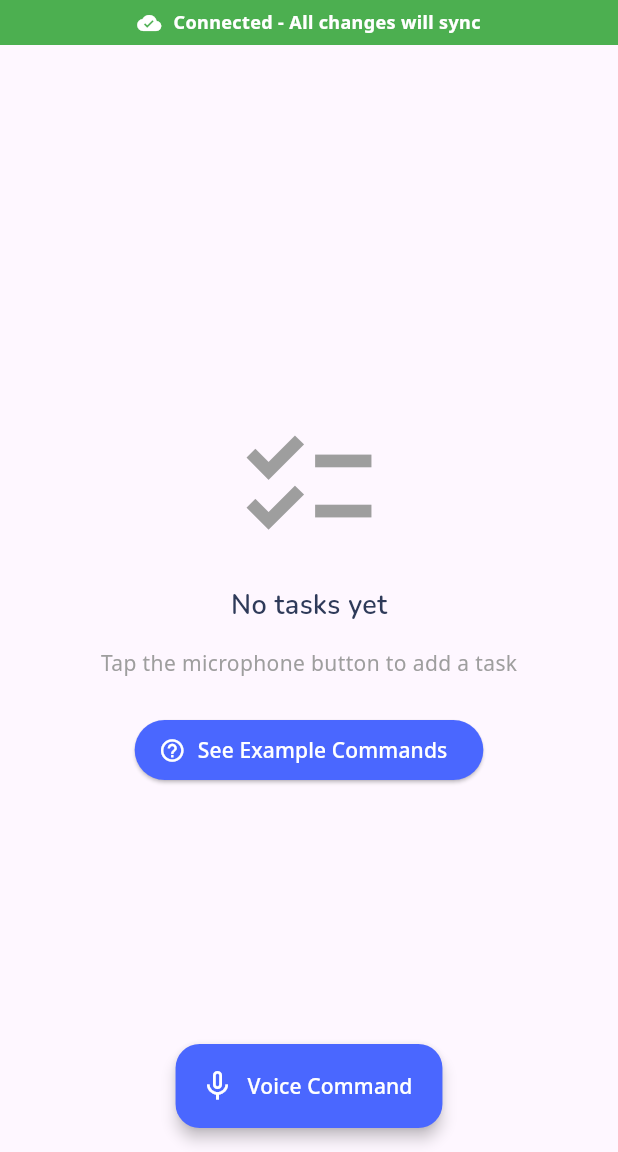
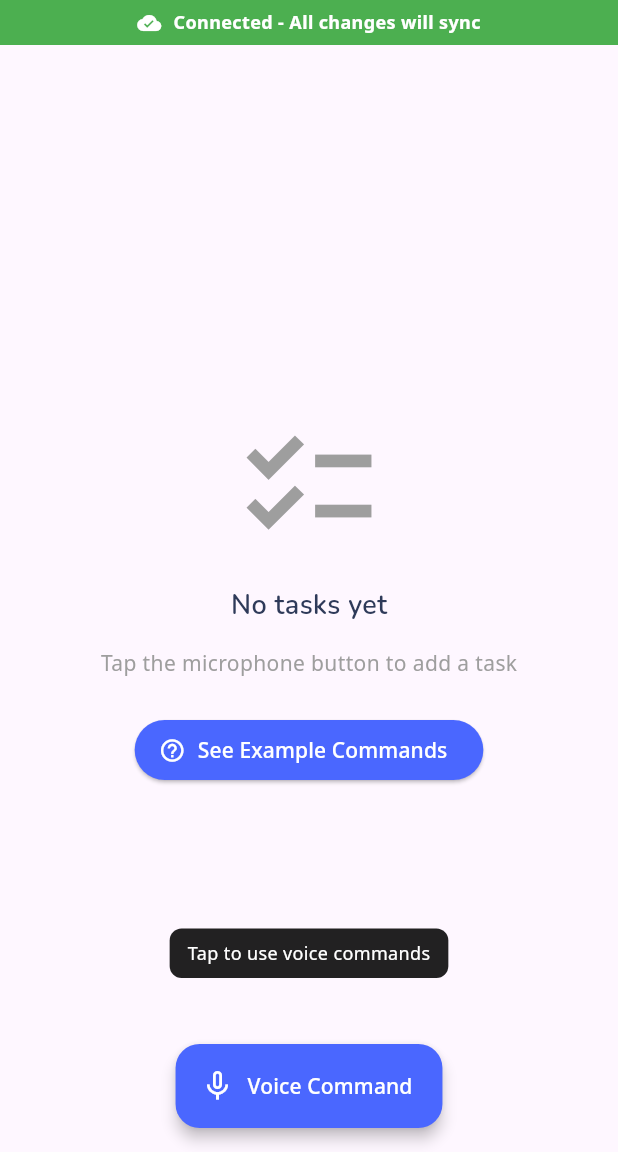
Before and after one commit to ChauhanRutvik001/mad_practical, a Flutter app: the HomeScreen screen opened directly, on a phone screen of 412 x 824 dp, the part 84-1236 px from its top. Run offline on Flutter 3.47's test engine with Material 3 defaults, Android fonts, the phone set to English and light mode, and no system bars; our stand-ins replace cloud_firestore, connectivity_plus, firebase_auth, firebase_core, flutter_tts, google_fonts and 2 more; accounts and stored records are empty.

Commit message:
animation add

```diff
--- a/lib/screens/home/home_screen.dart
+++ b/lib/screens/home/home_screen.dart
@@ -1,5 +1,6 @@
 import 'package:flutter/material.dart';
 import 'package:provider/provider.dart';
+import 'dart:async';
 import '../../models/task.dart';
 import '../../providers/task_provider.dart';
 import '../../services/speech_service.dart';
@@ -19,10 +20,12 @@ class HomeScreen extends StatefulWidget {
 class _HomeScreenState extends State<HomeScreen>
     with SingleTickerProviderStateMixin {
   final SpeechService _speechService = SpeechService();
-  bool _isListening = false;
+  VoiceButtonState _buttonState = VoiceButtonState.idle;
   String _processingMessage = '';
   bool _isProcessing = false;
   bool _showCommandHelp = false;
+  String? _currentRecognizedText;
+  StreamSubscription? _buttonStateSubscription;
 
   // Animation controller for feedback message
   late AnimationController _animationController;
@@ -42,12 +45,27 @@ class _HomeScreenState extends State<HomeScreen>
       parent: _animationController,
       curve: Curves.easeInOut,
     );
+
+    // Listen to button state changes from the speech service
+    _buttonStateSubscription = _speechService.buttonStateStream.listen((state) {
+      setState(() {
+        _buttonState = state;
+
+        // Update the currently recognized text for listening state
+        if (state == VoiceButtonState.listening) {
+          _currentRecognizedText = _speechService.currentlyRecognizingText;
+        } else {
+          _currentRecognizedText = null;
+        }
+      });
+    });
   }
 
   @override
   void dispose() {
     _speechService.dispose();
     _animationController.dispose();
+    _buttonStateSubscription?.cancel();
     super.dispose();
   }
 
@@ -56,9 +74,9 @@ class _HomeScreenState extends State<HomeScreen>
   }
 
   Future<void> _toggleListening() async {
-    if (_isListening) {
+    if (_buttonState == VoiceButtonState.listening) {
       setState(() {
-        _isListening = false;
+        _buttonState = VoiceButtonState.idle;
       });
       await _speechService.stopListening();
     } else {
@@ -69,7 +87,8 @@ class _HomeScreenState extends State<HomeScreen>
       });
 
       setState(() {
-        _isListening = success;
+        _buttonState =
+            success ? VoiceButtonState.listening : VoiceButtonState.idle;
       });
 
       if (!success) {
@@ -91,7 +110,7 @@ class _HomeScreenState extends State<HomeScreen>
     // Stop listening while processing
     await _speechService.stopListening();
     setState(() {
-      _isListening = false;
+      _buttonState = VoiceButtonState.idle;
     });
 
     // Parse the command
@@ -464,7 +483,8 @@ class _HomeScreenState extends State<HomeScreen>
       ),
       floatingActionButton: VoiceInputButton(
         onPressed: _toggleListening,
-        isListening: _isListening,
+        buttonState: _buttonState,
+        recognizedText: _currentRecognizedText,
       ),
       floatingActionButtonLocation: FloatingActionButtonLocation.centerFloat,
     );
--- a/lib/widgets/voice_input_button.dart
+++ b/lib/widgets/voice_input_button.dart
@@ -2,14 +2,24 @@ import 'dart:math';
 import 'package:flutter/material.dart';
 import '../utils/constants.dart';
 
+enum VoiceButtonState {
+  idle,
+  requestingPermission,
+  listening,
+}
+
 class VoiceInputButton extends StatefulWidget {
   final VoidCallback onPressed;
-  final bool isListening;
+  final VoiceButtonState buttonState;
+  final String? listeningMessage;
+  final String? recognizedText;
 
   const VoiceInputButton({
     Key? key,
     required this.onPressed,
-    this.isListening = false,
+    this.buttonState = VoiceButtonState.idle,
+    this.listeningMessage,
+    this.recognizedText,
   }) : super(key: key);
 
   @override
@@ -20,8 +30,7 @@ class _VoiceInputButtonState extends State<VoiceInputButton>
     with SingleTickerProviderStateMixin {
   late AnimationController _animationController;
   late Animation<double> _pulseAnimation;
-  late Animation<Color?> _colorAnimation;
-  late Animation<double> _scaleAnimation;
+  bool _showTooltip = false;
 
   @override
   void initState() {
@@ -45,9 +54,26 @@ class _VoiceInputButtonState extends State<VoiceInputButton>
       if (status == AnimationStatus.completed) {
         _animationController.reverse();
       } else if (status == AnimationStatus.dismissed) {
-        if (widget.isListening) {
+        if (widget.buttonState == VoiceButtonState.listening) {
           _animationController.forward();
         }
+      }
+    });
+
+    // Auto-hide tooltip after 4 seconds on first render
+    Future.delayed(const Duration(seconds: 1), () {
+      if (mounted) {
+        setState(() {
+          _showTooltip = true;
+        });
+
+        Future.delayed(const Duration(seconds: 4), () {
+          if (mounted) {
+            setState(() {
+              _showTooltip = false;
+            });
+          }
+        });
       }
     });
   }
@@ -55,9 +81,11 @@ class _VoiceInputButtonState extends State<VoiceInputButton>
   @override
   void didUpdateWidget(VoiceInputButton oldWidget) {
     super.didUpdateWidget(oldWidget);
-    if (widget.isListening && !oldWidget.isListening) {
+    if (widget.buttonState == VoiceButtonState.listening &&
+        oldWidget.buttonState != VoiceButtonState.listening) {
       _animationController.forward();
-    } else if (!widget.isListening && oldWidget.isListening) {
+    } else if (widget.buttonState != VoiceButtonState.listening &&
+        oldWidget.buttonState == VoiceButtonState.listening) {
       _animationController.stop();
       _animationController.reset();
     }
@@ -69,18 +97,89 @@ class _VoiceInputButtonState extends State<VoiceInputButton>
     super.dispose();
   }
 
+  Color _getButtonColor() {
+    switch (widget.buttonState) {
+      case VoiceButtonState.requestingPermission:
+        return Colors.orange;
+      case VoiceButtonState.listening:
+        return AppConstants.errorColor;
+      case VoiceButtonState.idle:
+      default:
+        return AppConstants.primaryColor;
+    }
+  }
+
+  Widget _getButtonIcon() {
+    switch (widget.buttonState) {
+      case VoiceButtonState.requestingPermission:
+        return const Icon(
+          Icons.mic_off,
+          key: ValueKey('requesting_permission'),
+          color: Colors.white,
+        );
+      case VoiceButtonState.listening:
+        return const Icon(
+          Icons.mic,
+          key: ValueKey('listening'),
+          color: Colors.white,
+        );
+      case VoiceButtonState.idle:
+      default:
+        return const Icon(
+          Icons.mic_none,
+          key: ValueKey('not_listening'),
+          color: Colors.white,
+        );
+    }
+  }
+
+  String _getButtonText() {
+    switch (widget.buttonState) {
+      case VoiceButtonState.requestingPermission:
+        return 'Requesting permission...';
+      case VoiceButtonState.listening:
+        return widget.listeningMessage ?? 'Listening...';
+      case VoiceButtonState.idle:
+      default:
+        return 'Voice Command';
+    }
+  }
+
   @override
   Widget build(BuildContext context) {
-    return AnimatedBuilder(
+    return Stack(
+      alignment: Alignment.center,
+      clipBehavior: Clip.none,
+      children: [
+        // Tooltip that appears briefly on first load
+        if (_showTooltip)
+          Positioned(
+            bottom: 100,
+            child: Container(
+              padding: const EdgeInsets.symmetric(horizontal: 12, vertical: 8),
+              decoration: BoxDecoration(
+                color: Colors.black87,
+                borderRadius: BorderRadius.circular(8),
+              ),
+              child: const Text(
+                "Tap to use voice commands",
+                style: TextStyle(color: Colors.white, fontSize: 12),
+              ),
+            ),
+          ),
+
+        AnimatedBuilder(
           animation: _pulseAnimation,
           builder: (context, child) {
             return Transform.scale(
-          scale: widget.isListening ? _pulseAnimation.value : 1.0,
+              scale: widget.buttonState == VoiceButtonState.listening
+                  ? _pulseAnimation.value
+                  : 1.0,
               child: Stack(
                 alignment: Alignment.center,
                 children: [
                   // Ripple effect when listening
-              if (widget.isListening)
+                  if (widget.buttonState == VoiceButtonState.listening)
                     AnimatedContainer(
                       duration: AppConstants.shortAnimationDuration,
                       width: 85,
@@ -91,27 +190,41 @@ class _VoiceInputButtonState extends State<VoiceInputButton>
                       ),
                     ),
 
+                  // Secondary ripple for better visual cue
+                  if (widget.buttonState == VoiceButtonState.listening)
+                    AnimatedContainer(
+                      duration: AppConstants.shortAnimationDuration,
+                      width: 95,
+                      height: 95,
+                      decoration: BoxDecoration(
+                        color: Colors.red.withOpacity(0.1),
+                        shape: BoxShape.circle,
+                      ),
+                    ),
+
+                  // Permission indicator
+                  if (widget.buttonState ==
+                      VoiceButtonState.requestingPermission)
+                    AnimatedContainer(
+                      duration: AppConstants.shortAnimationDuration,
+                      width: 85,
+                      height: 85,
+                      decoration: BoxDecoration(
+                        color: Colors.orange.withOpacity(0.2),
+                        shape: BoxShape.circle,
+                      ),
+                    ),
+
                   // Main button
                   FloatingActionButton.extended(
                     heroTag: 'voiceButton',
                     onPressed: widget.onPressed,
-                backgroundColor: widget.isListening
-                    ? AppConstants.errorColor
-                    : AppConstants.primaryColor,
-                elevation: widget.isListening ? 8 : 4,
+                    backgroundColor: _getButtonColor(),
+                    elevation:
+                        widget.buttonState == VoiceButtonState.idle ? 4 : 8,
                     icon: AnimatedSwitcher(
                       duration: AppConstants.shortAnimationDuration,
-                  child: widget.isListening
-                      ? const Icon(
-                          Icons.mic,
-                          key: ValueKey('listening'),
-                          color: Colors.white,
-                        )
-                      : const Icon(
-                          Icons.mic_none,
-                          key: ValueKey('not_listening'),
-                          color: Colors.white,
-                        ),
+                      child: _getButtonIcon(),
                       transitionBuilder:
                           (Widget child, Animation<double> animation) {
                         return ScaleTransition(
@@ -123,9 +236,8 @@ class _VoiceInputButtonState extends State<VoiceInputButton>
                     label: AnimatedSwitcher(
                       duration: AppConstants.shortAnimationDuration,
                       child: Text(
-                    widget.isListening ? 'Listening...' : 'Voice Command',
-                    key: ValueKey(
-                        widget.isListening ? 'listening_text' : 'command_text'),
+                        _getButtonText(),
+                        key: ValueKey(_getButtonText()),
                         style: const TextStyle(color: Colors.white),
                       ),
                       transitionBuilder:
@@ -147,6 +259,8 @@ class _VoiceInputButtonState extends State<VoiceInputButton>
               ),
             );
           },
+        ),
+      ],
     );
   }
 }
```
Also changed, not shown: lib/services/speech_service.dart (+82 -0 lines). Lines whose indentation alone changed are shown as unchanged.
